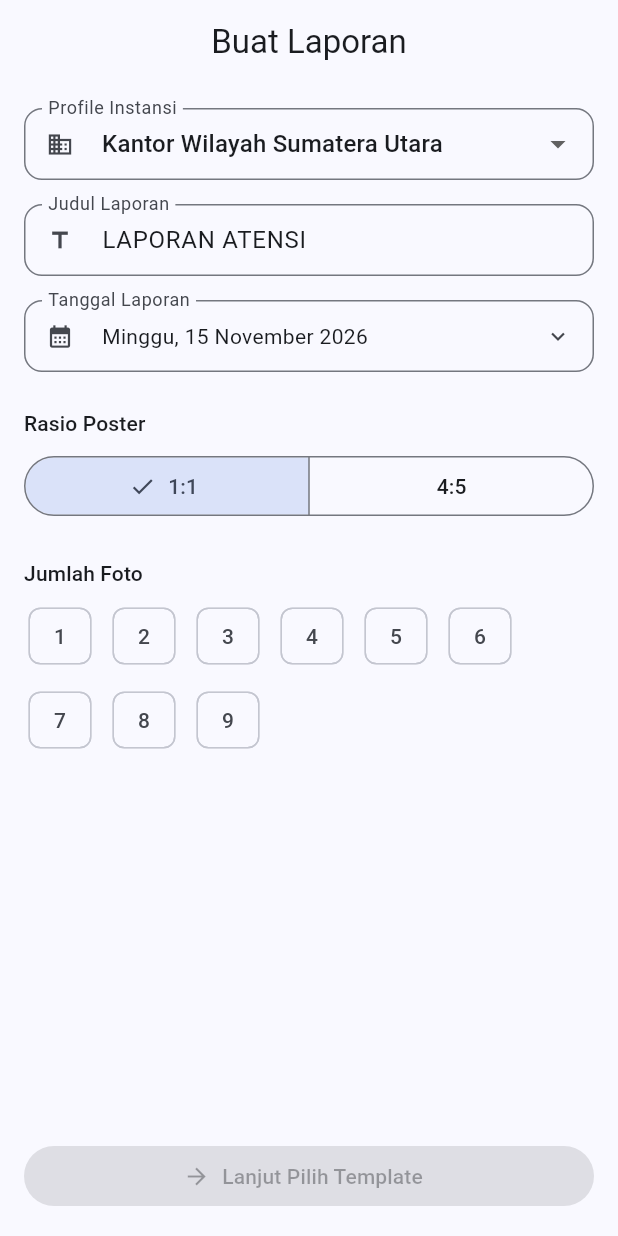
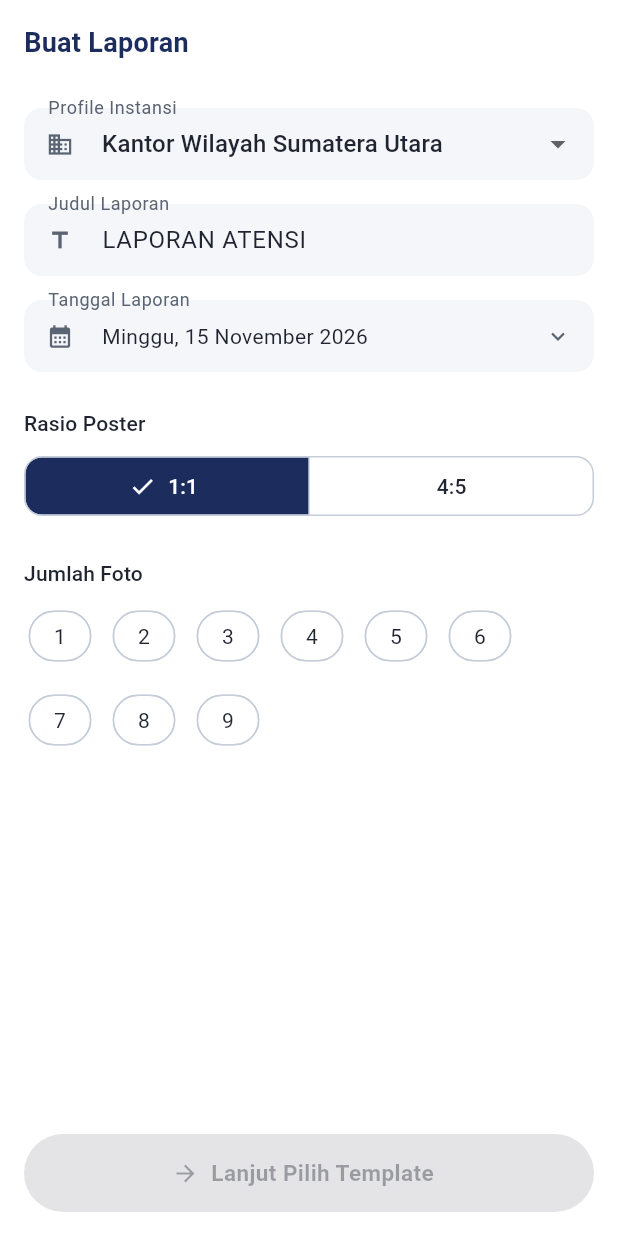
Before and after one commit to arraniri46/collage_generator, a Flutter app: the screen it shows after launch, on a phone screen of 412 x 824 dp. Run offline on Flutter 3.47's test engine with Material 3 defaults, Android fonts, the phone set to English and light mode, and no system bars.

Commit message:
feat: apply Pengayoman brand palette (#1B2C5D navy, #FFCB05 gold) and full theme

```diff
--- a/lib/core/models/brand_profile.dart
+++ b/lib/core/models/brand_profile.dart
@@ -12,7 +12,7 @@ final class BrandProfile {
     required this.namaUnit,
     this.logoPath,
     this.websiteUrl = '',
-    this.warnaBrand = const Color(0xFF1B3A6B),
+    this.warnaBrand = const Color(0xFF1B2C5D),
     // Caption configuration (auto-filled sections of the report caption)
     this.judulCaption = 'LAPORAN ATENSI PIMPINAN',
     this.kepadaYth = '',
@@ -135,7 +135,7 @@ final class BrandProfile {
         namaUnit: json['namaUnit'] as String,
         logoPath: json['logoPath'] as String?,
         websiteUrl: json['websiteUrl'] as String? ?? '',
-        warnaBrand: Color(json['warnaBrand'] as int? ?? 0xFF1B3A6B),
+        warnaBrand: Color(json['warnaBrand'] as int? ?? 0xFF1B2C5D),
         judulCaption:
             json['judulCaption'] as String? ?? 'LAPORAN ATENSI PIMPINAN',
         kepadaYth: json['kepadaYth'] as String? ?? '',
--- a/lib/core/theme/app_theme.dart
+++ b/lib/core/theme/app_theme.dart
@@ -13,58 +13,195 @@ class AppSpacing {
 
   static const double screenPadding = 16;
   static const double cardRadius = 12;
+  static const double buttonRadius = 28;
 }
 
-/// Brand-ish palette defaults. Actual brand colors come from [BrandProfile].
+/// "Pengayoman" institutional palette.
+///
+/// Base: white. Primary: dark blue #1B2C5D. Accent: golden yellow #FFCB05.
 class AppColors {
   AppColors._();
 
-  /// Navy blue used in the reference poster footer badge.
-  static const Color brandNavy = Color(0xFF1B3A6B);
+  // --- Core brand ---
+  /// Dark blue — primary (HEX #1B2C5D, CMYK 100-90-30-30).
+  static const Color primary = Color(0xFF1B2C5D);
 
-  /// Yellow accent used in the reference poster footer badge.
-  static const Color brandYellow = Color(0xFFF2B705);
+  /// Golden yellow — accent (HEX #FFCB05, CMYK 0-20-100-0).
+  static const Color accent = Color(0xFFFFCB05);
 
-  /// Poster background (soft blue-grey gradient end color).
+  /// White base — backgrounds.
+  static const Color base = Color(0xFFFFFFFF);
+
+  // --- Derived ---
+  /// Text/icons on top of primary.
+  static const Color onPrimary = Color(0xFFFFFFFF);
+
+  /// Text/icons on top of accent (navy reads better than black).
+  static const Color onAccent = Color(0xFF1B2C5D);
+
+  /// Primary at ~10% — selected chips, highlighted cards.
+  static const Color primaryContainer = Color(0xFFE4E8F1);
+
+  /// Soft blue-grey — input fill, cards, wireframe background.
+  static const Color surfaceVariant = Color(0xFFF4F6FA);
+
+  /// Borders, dividers, disabled outlines.
+  static const Color outline = Color(0xFFC5CDD9);
+
+  /// Body text.
+  static const Color onSurface = Color(0xFF1F2430);
+
+  /// Secondary/caption text.
+  static const Color onSurfaceMuted = Color(0xFF5B6472);
+
+  /// Success states (e.g. "caption tersalin").
+  static const Color success = Color(0xFF1E8E3E);
+
+  /// Poster background gradient end (soft blue-grey).
   static const Color posterBgEnd = Color(0xFFD9E2EC);
 
   /// Default slot placeholder fill.
   static const Color slotPlaceholder = Color(0xFFE8EDF2);
 }
 
-/// Application theme built around the institutional brand palette.
+/// Application theme — white base, navy primary, golden accent.
 final class AppTheme {
   AppTheme._();
 
   static ThemeData light() {
-    final scheme = ColorScheme.fromSeed(
-      seedColor: AppColors.brandNavy,
+    const navy = AppColors.primary;
+    const yellow = AppColors.accent;
+    final scheme = ColorScheme.light(
+      primary: navy,
+      onPrimary: AppColors.onPrimary,
+      secondary: navy,
+      onSecondary: AppColors.onPrimary,
+      tertiary: yellow,
+      onTertiary: AppColors.onAccent,
+      primaryContainer: AppColors.primaryContainer,
+      onPrimaryContainer: navy,
+      surface: AppColors.base,
+      onSurface: AppColors.onSurface,
+      surfaceContainerHighest: AppColors.surfaceVariant,
+      onSurfaceVariant: AppColors.onSurfaceMuted,
+      outline: AppColors.outline,
+      error: const Color(0xFFB3261E),
     );
+
     return ThemeData(
       useMaterial3: true,
       colorScheme: scheme,
+      scaffoldBackgroundColor: AppColors.base,
       appBarTheme: const AppBarTheme(
-        centerTitle: true,
+        centerTitle: false,
         elevation: 0,
+        backgroundColor: AppColors.base,
+        foregroundColor: navy,
+        surfaceTintColor: AppColors.base,
+        titleTextStyle: TextStyle(
+          color: navy,
+          fontSize: 18,
+          fontWeight: FontWeight.w700,
+          letterSpacing: 0.2,
+        ),
       ),
       cardTheme: CardThemeData(
         elevation: 0,
+        color: AppColors.base,
         shape: RoundedRectangleBorder(
           borderRadius: BorderRadius.circular(AppSpacing.cardRadius),
-          side: BorderSide(color: Colors.grey.shade300),
+          side: const BorderSide(color: AppColors.outline),
         ),
       ),
       inputDecorationTheme: InputDecorationTheme(
+        filled: true,
+        fillColor: AppColors.surfaceVariant,
         border: OutlineInputBorder(
           borderRadius: BorderRadius.circular(AppSpacing.cardRadius),
+          borderSide: BorderSide.none,
+        ),
+        focusedBorder: OutlineInputBorder(
+          borderRadius: BorderRadius.circular(AppSpacing.cardRadius),
+          borderSide: const BorderSide(color: navy, width: 1.6),
         ),
         isDense: true,
+        contentPadding: const EdgeInsets.symmetric(
+          horizontal: AppSpacing.md,
+          vertical: AppSpacing.md,
+        ),
       ),
       chipTheme: ChipThemeData(
         shape: RoundedRectangleBorder(
-          borderRadius: BorderRadius.circular(AppSpacing.sm),
+          borderRadius: BorderRadius.circular(AppSpacing.buttonRadius),
+        ),
+        side: const BorderSide(color: AppColors.outline),
+        selectedColor: navy,
+        backgroundColor: AppColors.base,
+        labelStyle: const TextStyle(color: AppColors.onSurface),
+        secondaryLabelStyle: const TextStyle(color: AppColors.onPrimary),
+      ),
+      filledButtonTheme: FilledButtonThemeData(
+        style: FilledButton.styleFrom(
+          backgroundColor: navy,
+          foregroundColor: AppColors.onPrimary,
+          minimumSize: const Size.fromHeight(52),
+          shape: RoundedRectangleBorder(
+            borderRadius: BorderRadius.circular(AppSpacing.buttonRadius),
+          ),
+          textStyle: const TextStyle(
+            fontSize: 15,
+            fontWeight: FontWeight.w700,
+            letterSpacing: 0.3,
+          ),
         ),
       ),
+      outlinedButtonTheme: OutlinedButtonThemeData(
+        style: OutlinedButton.styleFrom(
+          foregroundColor: navy,
+          side: const BorderSide(color: navy, width: 1.4),
+          shape: RoundedRectangleBorder(
+            borderRadius: BorderRadius.circular(AppSpacing.buttonRadius),
+          ),
+        ),
+      ),
+      floatingActionButtonTheme: const FloatingActionButtonThemeData(
+        backgroundColor: yellow,
+        foregroundColor: AppColors.onAccent,
+        shape: CircleBorder(),
+      ),
+      segmentedButtonTheme: SegmentedButtonThemeData(
+        style: ButtonStyle(
+          shape: WidgetStatePropertyAll(
+            RoundedRectangleBorder(
+              borderRadius: BorderRadius.circular(AppSpacing.cardRadius),
+            ),
+          ),
+          side: const WidgetStatePropertyAll(
+            BorderSide(color: AppColors.outline),
+          ),
+          foregroundColor: WidgetStateProperty.resolveWith((states) {
+            if (states.contains(WidgetState.selected)) {
+              return AppColors.onPrimary;
+            }
+            return AppColors.onSurface;
+          }),
+          backgroundColor: WidgetStateProperty.resolveWith((states) {
+            if (states.contains(WidgetState.selected)) {
+              return AppColors.primary;
+            }
+            return AppColors.base;
+          }),
+        ),
+      ),
+      snackBarTheme: SnackBarThemeData(
+        backgroundColor: navy,
+        contentTextStyle: const TextStyle(color: AppColors.onPrimary),
+        behavior: SnackBarBehavior.floating,
+        shape: RoundedRectangleBorder(
+          borderRadius: BorderRadius.circular(AppSpacing.cardRadius),
+        ),
+      ),
+      dividerTheme: const DividerThemeData(color: AppColors.outline),
     );
   }
 }
```
Also changed, not shown: lib/core/widgets/brand_logo.dart (added, +134 -0 lines), lib/core/widgets/section_header.dart (added, +48 -0 lines).
